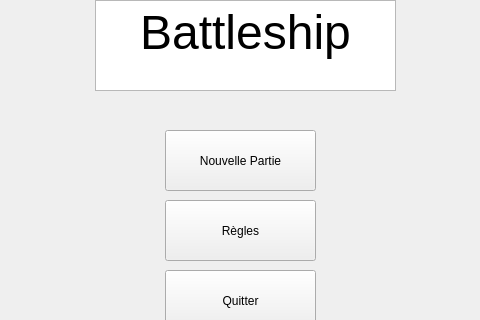
Before: the Qt Designer form home.ui in Mardaspan/BatailleNavale, drawn with Qt 5; both pictures show x 145 to 625 and y 110 to 430 of the 800 by 600 pixel window.
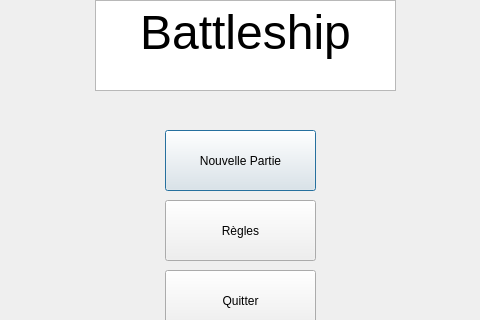
After: the same form once the commit is applied.

Diff of the .ui file:
```diff
--- a/home.ui
+++ b/home.ui
@@ -1,7 +1,7 @@
 <?xml version="1.0" encoding="UTF-8"?>
 <ui version="4.0">
  <class>Home</class>
- <widget class="QWidget" name="Home">
+ <widget class="QDialog" name="Home">
   <property name="geometry">
    <rect>
     <x>0</x>
```
